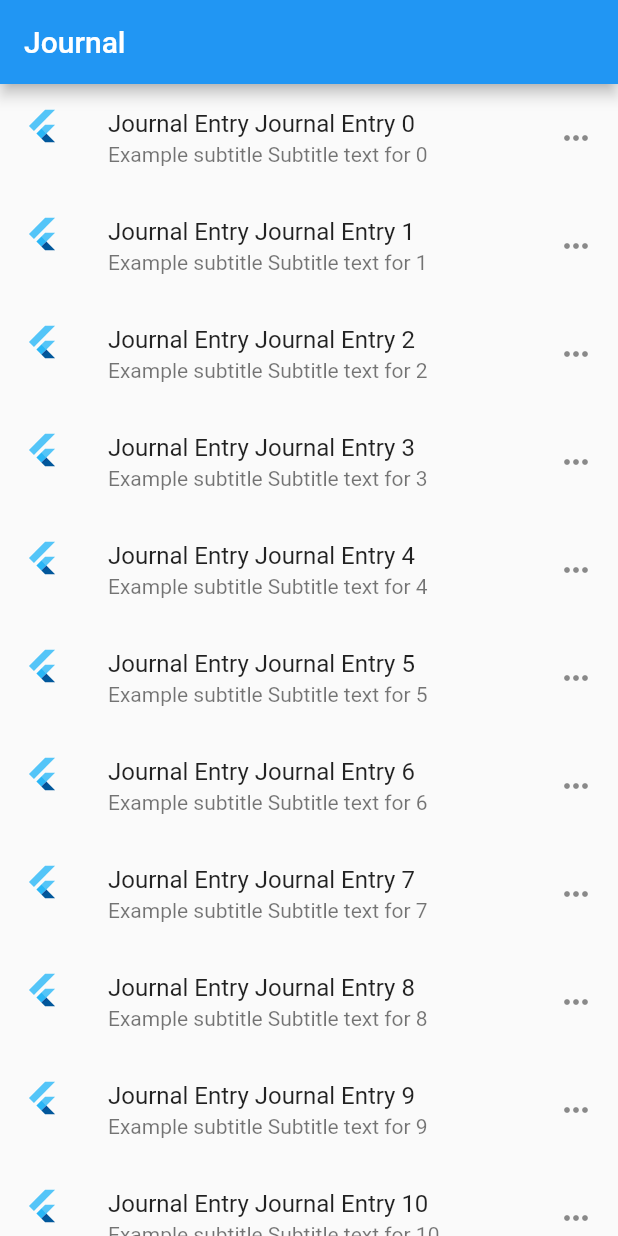
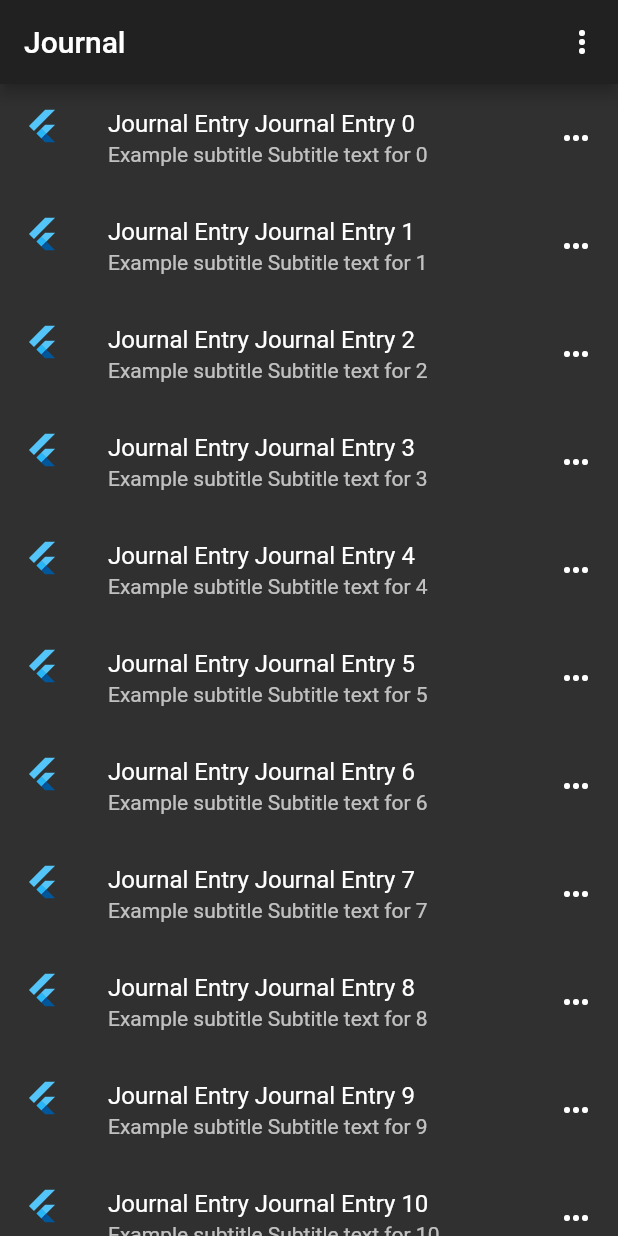
Before and after one commit to pstumbaugh/Dart-Flutter-Journal, a Flutter app: the screen it shows after launch, on a phone screen of 412 x 824 dp. Run offline on Flutter 3.47's test engine with Material 2 defaults, Android fonts, the phone set to English and light mode, and no system bars.

Commit message:
added theme change button

```diff
--- /dev/null
+++ b/journal/lib/config.dart
@@ -0,0 +1,5 @@
+library config.globals;
+
+import 'main.dart';
+
+MyTheme currentTheme = MyTheme();
--- a/journal/lib/main.dart
+++ b/journal/lib/main.dart
@@ -1,22 +1,72 @@
 import 'package:flutter/material.dart';
 import 'package:journal/widgets/journal_entry_form.dart';
 import './screens/journal_entries.dart';
+import 'config.dart';
 
 void main() {
   runApp(MyApp());
 }
 
-class MyApp extends StatelessWidget {
-  // This widget is the root of your application.
+class MyApp extends StatefulWidget {
+  @override
+  _MyAppState createState() => _MyAppState();
+}
+
+class _MyAppState extends State<MyApp> {
+  @override
+  void initState() {
+    super.initState();
+    currentTheme.addListener(() {
+      print('Changing theme');
+      setState(() {});
+    });
+  }
+
   @override
   Widget build(BuildContext context) {
     return MaterialApp(
+        debugShowCheckedModeBanner: false,
+        theme: ThemeData.light(),
+        darkTheme: ThemeData.dark(),
+        themeMode: currentTheme.currentTheme(),
         title: 'Flutter Demo',
-        theme: ThemeData(
-          primarySwatch: Colors.blue,
-        ),
         home: Scaffold(
-            appBar: AppBar(title: Text('Journal')),
+            appBar: AppBar(
+              title: Text('Journal'),
+              actions: <Widget>[
+                PopupMenuButton<String>(
+                  onSelected: handleClick,
+                  itemBuilder: (BuildContext context) {
+                    return {'Dark Mode'}.map((String choice) {
+                      return PopupMenuItem<String>(
+                        value: choice,
+                        child: Text(choice),
+                      );
+                    }).toList();
+                  },
+                ),
+              ],
+            ),
             body: JournalEntriesScreen()));
   }
 }
+
+void handleClick(String value) {
+  switch (value) {
+    case 'Dark Mode':
+      currentTheme.switchTheme();
+  }
+}
+
+class MyTheme with ChangeNotifier {
+  static bool _isDark = true;
+
+  ThemeMode currentTheme() {
+    return _isDark ? ThemeMode.dark : ThemeMode.light;
+  }
+
+  void switchTheme() {
+    _isDark = !_isDark;
+    notifyListeners();
+  }
+}
```
